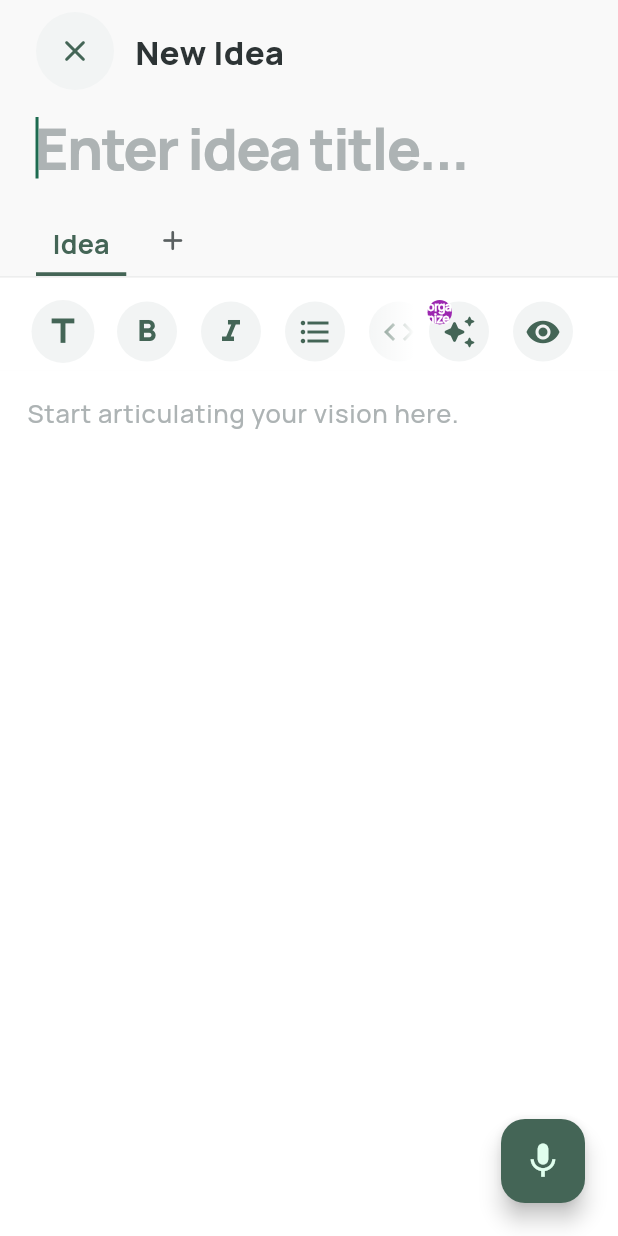
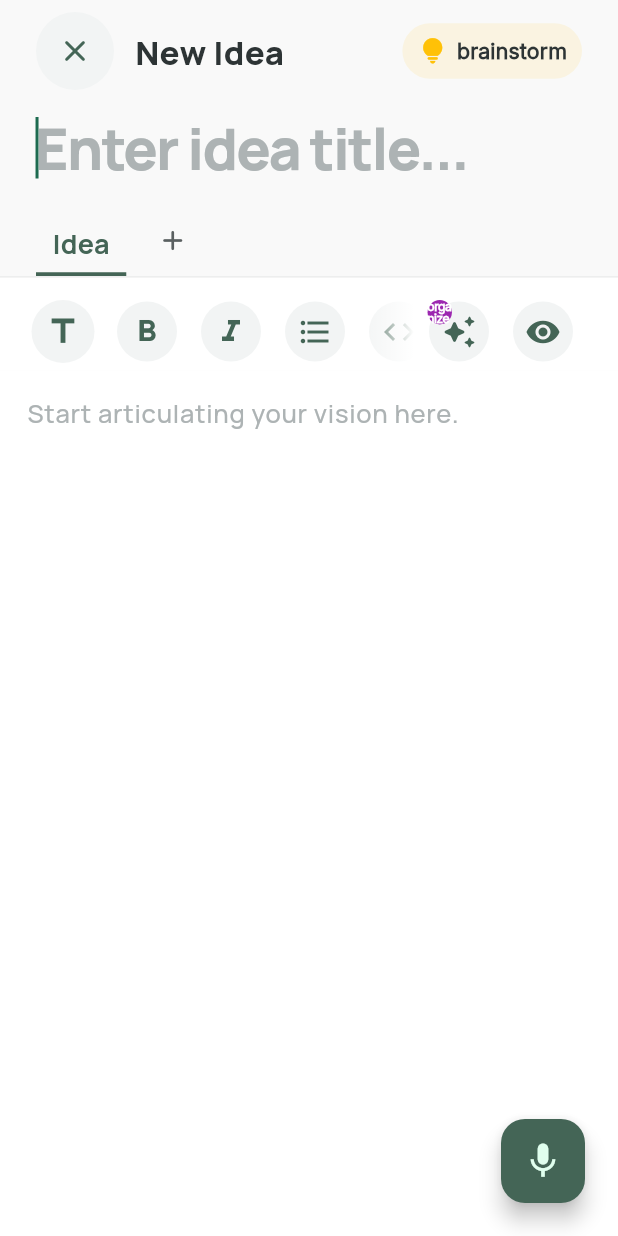
Before and after one commit to mtalha7274/Idea-Vault-Flutter, a Flutter app: the IdeaEditorScreen screen opened directly, on a phone screen of 412 x 824 dp. Run offline on Flutter 3.47's test engine with Material 3 defaults, Android fonts, the phone set to English and light mode, and no system bars; our stand-ins replace cloud_functions, connectivity_plus, device_info_plus, dio, easy_localization, equatable and 17 more; missing offline and left inert: easy_localization_loader, flutter_ai_toolkit, markdown_widget; accounts and stored records are empty; network calls fail.

Commit message:
ai chatbot

```diff
--- a/assets/translations/translations.csv
+++ b/assets/translations/translations.csv
@@ -31,3 +31,4 @@ organizeSectionSheetTitle,Organise section
 organizeSectionSheetDescription,The text in this section will be restructured and clarified with AI. Other sections stay as they are.
 organizeSectionSheetConfirmButton,Organise
 organizeToolbarAiBadge,AI
+brainstorm,Brainstorm
--- a/lib/core/constants/view_constants.dart
+++ b/lib/core/constants/view_constants.dart
@@ -42,4 +42,6 @@ class ViewConstants {
       'organizeSectionSheetConfirmButton';
 
   static const String organizeToolbarAiBadge = 'organizeToolbarAiBadge';
+
+  static const String brainstorm = 'brainstorm';
 }
--- a/lib/views/idea_editor.dart
+++ b/lib/views/idea_editor.dart
@@ -5,6 +5,7 @@ import 'dart:math' as math;
 
 import 'package:flutter/material.dart';
 import 'package:flutter/services.dart';
+import 'package:idea_vault/core/extensions/int.dart';
 import 'package:permission_handler/permission_handler.dart';
 import 'package:provider/provider.dart';
 import 'package:speech_to_text/speech_recognition_error.dart';
@@ -22,6 +23,9 @@ import '../widgets/ai_loading_overlay.dart';
 import '../widgets/idea_markdown_editor.dart';
 import '../widgets/popups/idea_editor_section_sheet.dart';
 import '../widgets/popups/organise_section_sheet.dart';
+import '../core/constants/view_constants.dart';
+import '../widgets/translated_text.dart';
+import 'brainstorm_chat_screen.dart';
 import 'ideas/idea_vault_theme.dart';
 
 /// Aligned with SECTION_CONTENT_MAX_CHARS in Cloud Functions (`organizeSection`).
@@ -243,6 +247,10 @@ class _IdeaEditorScreenState extends State<IdeaEditorScreen>
             padding: const EdgeInsets.fromLTRB(24, 8, 24, 10),
             child: _Header(
               onClose: _onClosePressed,
+              onBrainstorm: () => AppRouter.push(
+                context,
+                const BrainstormChatScreen(),
+              ),
               isAutosaving: _isAutosaving,
               hasSaveFailed: _hasSaveFailed,
               isEditingExisting: widget.ideaId != null,
@@ -1267,15 +1275,19 @@ class _PinnedHeaderDelegate extends SliverPersistentHeaderDelegate {
 class _Header extends StatelessWidget {
   const _Header({
     required this.onClose,
+    required this.onBrainstorm,
     required this.isAutosaving,
     required this.hasSaveFailed,
     required this.isEditingExisting,
   });
 
   final VoidCallback onClose;
+  final VoidCallback onBrainstorm;
   final bool isAutosaving;
   final bool hasSaveFailed;
   final bool isEditingExisting;
+
+  static const Color _bulbColor = Color(0xFFFFC107);
 
   @override
   Widget build(BuildContext context) {
@@ -1301,6 +1313,39 @@ class _Header extends StatelessWidget {
               size: 22,
               weight: FontWeight.w800,
               height: 1.2,
+            ),
+          ),
+        ),
+        GestureDetector(
+          onTap: onBrainstorm,
+          behavior: HitTestBehavior.opaque,
+          child: Container(
+            key: const Key('idea-editor-brainstorm'),
+            padding: const EdgeInsets.symmetric(horizontal: 10, vertical: 8),
+            decoration: BoxDecoration(
+              color: _bulbColor.withValues(alpha: 0.1),
+              borderRadius: BorderRadius.circular(99),
+            ),
+            child: Row(
+              mainAxisSize: MainAxisSize.min,
+              children: [
+                Icon(
+                  Icons.lightbulb_rounded,
+                  color: _bulbColor,
+                  size: 20.d,
+                ),
+                const SizedBox(width: 6),
+                TranslatedText(
+                  ViewConstants.brainstorm,
+                  style: ideaVaultLabel(
+                    context,
+                    size: 14.f,
+                    weight: FontWeight.w600,
+                    color: theme.primaryText,
+                    letterSpacing: 0.15,
+                  ),
+                ),
+              ],
             ),
           ),
         ),
--- a/pubspec.yaml
+++ b/pubspec.yaml
@@ -46,6 +46,7 @@ dependencies:
   firebase_core: ^4.7.0
   firebase_app_check: ^0.4.3
   cloud_functions: ^6.2.0
+  flutter_ai_toolkit: ^1.0.0
 
 dev_dependencies:
   flutter_test:
@@ -82,3 +83,6 @@ flutter:
     - family: Inter
       fonts:
       - asset: assets/fonts/Inter_18pt-Regular.ttf
+
+dependency_overrides:
+  google_fonts: ^8.0.2
```
Also changed, not shown: lib/views/brainstorm_chat_screen.dart (added, +66 -0 lines), pubspec.lock.
